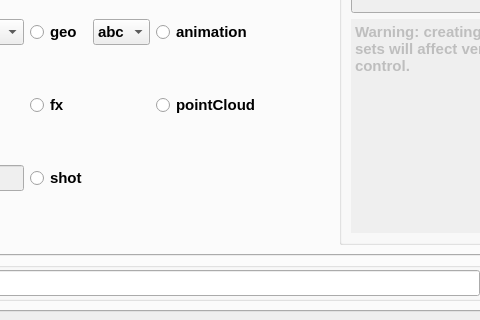
mjbonnington/icarus-gps, file core/ui/icarusUI.ui: the form before one commit; both pictures show x 212 to 692 and y 320 to 640 of the 800 by 640 pixel window.
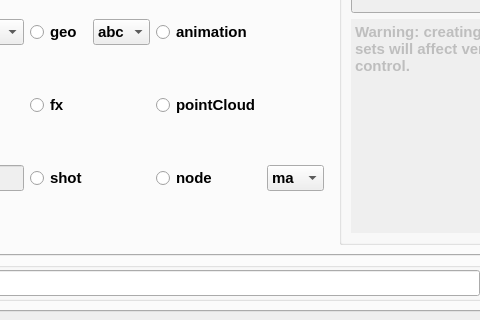
The form after the commit. The open tabs and pages were chosen to show the change. Icons and pictures are not drawn.

Commit message: Fixed UI mssing elements from last commit

The edit to the form file:
```diff
--- a/core/ui/icarusUI.ui
+++ b/core/ui/icarusUI.ui
@@ -1083,6 +1083,27 @@
                    </property>
                   </widget>
                  </item>
+                 <item row="3" column="4">
+                  <widget class="QRadioButton" name="nodePbl_radioButton">
+                   <property name="text">
+                    <string>node</string>
+                   </property>
+                  </widget>
+                 </item>
+                 <item row="3" column="5">
+                  <widget class="QComboBox" name="nodePbl_comboBox">
+                   <item>
+                    <property name="text">
+                     <string>ma</string>
+                    </property>
+                   </item>
+                   <item>
+                    <property name="text">
+                     <string>ic</string>
+                    </property>
+                   </item>
+                  </widget>
+                 </item>
                 </layout>
                </widget>
               </item>
```
Left out of the diff: 1432 changed lines with no effect on the pictures. The commit also changes 1 other file.
